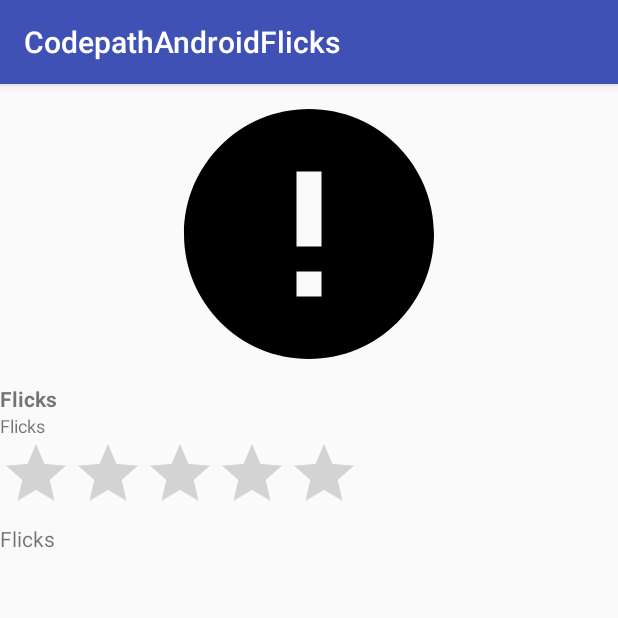
After one commit to jimzhaozhengwang/Airing_Movies, an Android app: the MovieDetailsActivity screen opened directly, with no data from a screen before it, on a phone screen of 412 x 824 dp, the top half of it. The commit adds this screen. Run offline under Robolectric (Android 15) with nearby library versions, the phone set to English and light mode, and no system bars; our stand-ins replace Picasso; pictures from the network do not load; 5 statements that could not run were skipped.

Commit message:
added movie details

```diff
--- a/app/src/main/AndroidManifest.xml
+++ b/app/src/main/AndroidManifest.xml
@@ -18,6 +18,7 @@
                 <category android:name="android.intent.category.LAUNCHER" />
             </intent-filter>
         </activity>
+        <activity android:name=".app.MovieDetailsActivity"></activity>
     </application>
 
 </manifest>
--- a/app/src/main/java/com/codepath/android/codepathandroidflicks/app/MainActivity.java
+++ b/app/src/main/java/com/codepath/android/codepathandroidflicks/app/MainActivity.java
@@ -86,7 +86,5 @@ public class MainActivity extends AppCompatActivity {
                 }
             }
         });
-
-
     }
 }
--- /dev/null
+++ b/app/src/main/java/com/codepath/android/codepathandroidflicks/app/MovieDetailsActivity.java
@@ -0,0 +1,59 @@
+package com.codepath.android.codepathandroidflicks.app;
+
+import android.support.v7.app.AppCompatActivity;
+import android.os.Bundle;
+import android.widget.ImageView;
+import android.widget.RatingBar;
+import android.widget.TextView;
+
+import com.codepath.android.codepathandroidflicks.R;
+import com.codepath.android.codepathandroidflicks.model.Movie;
+import com.google.gson.Gson;
+import com.squareup.picasso.Picasso;
+
+public class MovieDetailsActivity extends AppCompatActivity {
+
+    private ImageView mImage;
+    private TextView mTitle;
+    private TextView mReleaseDate;
+    private RatingBar mRatingBar;
+    private TextView mOverview;
+
+    @Override
+    protected void onCreate(Bundle savedInstanceState) {
+        super.onCreate(savedInstanceState);
+        setContentView(R.layout.activity_movie_details);
+        this.setTitle(R.string.app_name);
+        Gson gson = new Gson();
+        String strObj = getIntent().getStringExtra("movieObject");
+        Movie movie = gson.fromJson(strObj, Movie.class);
+
+        mImage = findViewById(R.id.image);
+        mTitle = findViewById(R.id.title);
+        mReleaseDate = findViewById(R.id.releaseDate);
+        mRatingBar = findViewById(R.id.rating);
+        mOverview = findViewById(R.id.overview);
+
+        final String BASE_URL = "https://image.tmdb.org/t/p/w500/";
+        String imagePath = BASE_URL + movie.getPoster_path();
+        Picasso.get()
+                .load(imagePath)
+                .placeholder(R.drawable.ic_file_download_black_200dp)
+                .error(R.drawable.ic_error_black_200dp)
+                .into(mImage);
+
+        mTitle.setText(movie.getTitle());
+
+        mReleaseDate.setText(movie.getRelease_date());
+
+        // vote_average has a maximum value of 10, the maximum number of stars is 5
+        mRatingBar.setRating((int) Math.round(movie.getVote_average()/2));
+
+        mOverview.setText(movie.getOverview());
+
+
+
+
+
+    }
+}
--- a/app/src/main/res/layout-land/recycler_view_item_popular.xml
+++ b/app/src/main/res/layout-land/recycler_view_item_popular.xml
@@ -1,7 +1,10 @@
 <?xml version="1.0" encoding="utf-8"?>
 <LinearLayout xmlns:android="http://schemas.android.com/apk/res/android"
+    android:id="@+id/recyclerViewItem"
     android:layout_width="match_parent"
     android:layout_height="match_parent"
+    android:clickable="true"
+    android:focusable="true"
     xmlns:app="http://schemas.android.com/apk/res-auto">
 
     <ImageView
--- /dev/null
+++ b/app/src/main/res/layout/activity_movie_details.xml
@@ -0,0 +1,48 @@
+<?xml version="1.0" encoding="utf-8"?>
+<ScrollView xmlns:android="http://schemas.android.com/apk/res/android"
+    xmlns:app="http://schemas.android.com/apk/res-auto"
+    xmlns:tools="http://schemas.android.com/tools"
+    android:layout_width="match_parent"
+    android:layout_height="match_parent">
+
+    <LinearLayout
+        android:orientation="vertical"
+        android:layout_width="match_parent"
+        android:layout_height="wrap_content"
+        tools:context=".app.MovieDetailsActivity">
+
+        <ImageView
+            android:id="@+id/image"
+            android:layout_width="match_parent"
+            android:layout_height="wrap_content"
+            app:srcCompat="@mipmap/ic_launcher"  /> <!-- just a placeholder for xml preview -->
+
+        <TextView
+            android:id="@+id/title"
+            android:layout_width="match_parent"
+            android:layout_height="wrap_content"
+            android:textStyle="bold"
+            android:text="@string/title"/> <!-- just a placeholder for xml preview -->
+
+        <TextView
+            android:id="@+id/releaseDate"
+            android:layout_width="match_parent"
+            android:layout_height="wrap_content"
+            android:textSize="12sp"
+            android:text="@string/title" /> <!-- just a placeholder for xml preview -->
+
+        <RatingBar
+            android:id="@+id/rating"
+            android:layout_width="wrap_content"
+            android:layout_height="wrap_content"
+            android:max="5"
+            android:isIndicator="true"/>
+
+        <TextView
+            android:id="@+id/overview"
+            android:layout_width="match_parent"
+            android:layout_height="wrap_content"
+            android:text="@string/title"/> <!-- just a placeholder for xml preview -->
+
+    </LinearLayout>
+</ScrollView>
--- a/app/src/main/res/layout/recycler_view_item_popular.xml
+++ b/app/src/main/res/layout/recycler_view_item_popular.xml
@@ -1,7 +1,10 @@
 <?xml version="1.0" encoding="utf-8"?>
 <LinearLayout xmlns:android="http://schemas.android.com/apk/res/android"
+    android:id="@+id/recyclerViewItem"
     android:layout_width="match_parent"
     android:layout_height="wrap_content"
+    android:clickable="true"
+    android:focusable="true"
     xmlns:app="http://schemas.android.com/apk/res-auto">
 
     <ImageView
--- a/app/src/main/res/layout/recycler_view_item_standard.xml
+++ b/app/src/main/res/layout/recycler_view_item_standard.xml
@@ -1,5 +1,8 @@
 <?xml version="1.0" encoding="utf-8"?>
 <LinearLayout xmlns:android="http://schemas.android.com/apk/res/android"
+    android:id="@+id/recyclerViewItem"
+    android:clickable="true"
+    android:focusable="true"
     android:layout_width="match_parent"
     android:layout_height="wrap_content"
     xmlns:app="http://schemas.android.com/apk/res-auto">
```
Also changed, not shown: app/src/main/java/com/codepath/android/codepathandroidflicks/adapter/RecyclerViewAdapter.java (+27 -4 lines).
